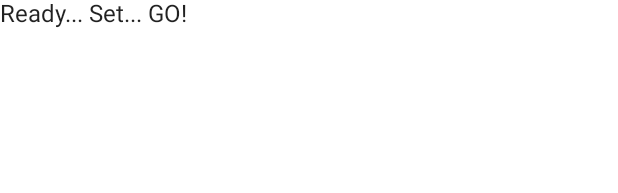
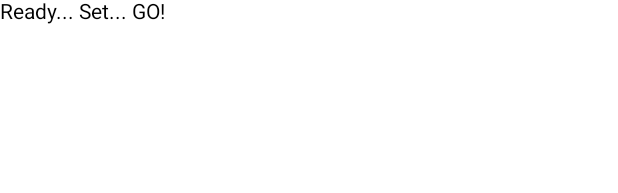
Before and after one commit to PatilShreyas/PetyKT, an Android app built with Jetpack Compose: the @Preview function LightPreview, on a phone screen of 412 x 824 dp. Shown: the top 193 px of the screen. Run offline under Robolectric (Android 15) with nearby library versions, the phone set to English and light mode, and no system bars; libraries missing offline, so code that uses them is left out: com.example.androiddevchallenge; missing, so only their content is drawn: MyTheme.

Commit message:
Setup theme and UI configs

```diff
--- a/app/src/main/java/com/example/androiddevchallenge/ui/theme/Type.kt
+++ /dev/null
@@ -1,43 +0,0 @@
-/*
- * Copyright 2021 The Android Open Source Project
- *
- * Licensed under the Apache License, Version 2.0 (the "License");
- * you may not use this file except in compliance with the License.
- * You may obtain a copy of the License at
- *
- *     https://www.apache.org/licenses/LICENSE-2.0
- *
- * Unless required by applicable law or agreed to in writing, software
- * distributed under the License is distributed on an "AS IS" BASIS,
- * WITHOUT WARRANTIES OR CONDITIONS OF ANY KIND, either express or implied.
- * See the License for the specific language governing permissions and
- * limitations under the License.
- */
-package com.example.androiddevchallenge.ui.theme
-
-import androidx.compose.material.Typography
-import androidx.compose.ui.text.TextStyle
-import androidx.compose.ui.text.font.FontFamily
-import androidx.compose.ui.text.font.FontWeight
-import androidx.compose.ui.unit.sp
-
-// Set of Material typography styles to start with
-val typography = Typography(
-    body1 = TextStyle(
-        fontFamily = FontFamily.Default,
-        fontWeight = FontWeight.Normal,
-        fontSize = 16.sp
-    )
-        /* Other default text styles to override
-    button = TextStyle(
-        fontFamily = FontFamily.Default,
-        fontWeight = FontWeight.W500,
-        fontSize = 14.sp
-    ),
-    caption = TextStyle(
-        fontFamily = FontFamily.Default,
-        fontWeight = FontWeight.Normal,
-        fontSize = 12.sp
-    )
-    */
-)
--- a/app/src/main/java/com/example/androiddevchallenge/ui/theme/Color.kt
+++ b/app/src/main/java/dev/shreyaspatil/petykt/ui/theme/Shape.kt
@@ -13,11 +13,14 @@
  * See the License for the specific language governing permissions and
  * limitations under the License.
  */
-package com.example.androiddevchallenge.ui.theme
+package dev.shreyaspatil.petykt.ui.theme
 
-import androidx.compose.ui.graphics.Color
+import androidx.compose.foundation.shape.RoundedCornerShape
+import androidx.compose.material.Shapes
+import androidx.compose.ui.unit.dp
 
-val purple200 = Color(0xFFBB86FC)
-val purple500 = Color(0xFF6200EE)
-val purple700 = Color(0xFF3700B3)
-val teal200 = Color(0xFF03DAC5)
+val Shapes = Shapes(
+    small = RoundedCornerShape(4.dp),
+    medium = RoundedCornerShape(4.dp),
+    large = RoundedCornerShape(0.dp)
+)
--- a/app/src/main/java/com/example/androiddevchallenge/ui/theme/Theme.kt
+++ b/app/src/main/java/dev/shreyaspatil/petykt/ui/theme/Theme.kt
@@ -13,47 +13,28 @@
  * See the License for the specific language governing permissions and
  * limitations under the License.
  */
-package com.example.androiddevchallenge.ui.theme
+package dev.shreyaspatil.petykt.ui.theme
 
-import androidx.compose.foundation.isSystemInDarkTheme
 import androidx.compose.material.MaterialTheme
-import androidx.compose.material.darkColors
 import androidx.compose.material.lightColors
 import androidx.compose.runtime.Composable
+import androidx.compose.ui.graphics.Color
 
-private val DarkColorPalette = darkColors(
-    primary = purple200,
-    primaryVariant = purple700,
-    secondary = teal200
-)
-
-private val LightColorPalette = lightColors(
-    primary = purple500,
-    primaryVariant = purple700,
-    secondary = teal200
-
-        /* Other default colors to override
-    background = Color.White,
-    surface = Color.White,
+private val PetyColorPalette = lightColors(
+    primary = Bunker,
+    primaryVariant = Bunker,
+    secondary = IrisBlue,
+    background = Whisper,
     onPrimary = Color.White,
-    onSecondary = Color.Black,
     onBackground = Color.Black,
-    onSurface = Color.Black,
-    */
 )
 
 @Composable
-fun MyTheme(darkTheme: Boolean = isSystemInDarkTheme(), content: @Composable() () -> Unit) {
-    val colors = if (darkTheme) {
-        DarkColorPalette
-    } else {
-        LightColorPalette
-    }
-
+fun PetyTheme(content: @Composable() () -> Unit) {
     MaterialTheme(
-        colors = colors,
-        typography = typography,
-        shapes = shapes,
+        colors = PetyColorPalette,
+        typography = Typography,
+        shapes = Shapes,
         content = content
     )
 }
--- a/app/src/main/java/com/example/androiddevchallenge/ui/theme/Shape.kt
+++ b/app/src/main/java/dev/shreyaspatil/petykt/ui/theme/Type.kt
@@ -13,14 +13,18 @@
  * See the License for the specific language governing permissions and
  * limitations under the License.
  */
-package com.example.androiddevchallenge.ui.theme
+package dev.shreyaspatil.petykt.ui.theme
 
-import androidx.compose.foundation.shape.RoundedCornerShape
-import androidx.compose.material.Shapes
-import androidx.compose.ui.unit.dp
+import androidx.compose.material.Typography
+import androidx.compose.ui.text.TextStyle
+import androidx.compose.ui.text.font.FontFamily
+import androidx.compose.ui.text.font.FontWeight
+import androidx.compose.ui.unit.sp
 
-val shapes = Shapes(
-    small = RoundedCornerShape(4.dp),
-    medium = RoundedCornerShape(4.dp),
-    large = RoundedCornerShape(0.dp)
+val Typography = Typography(
+    body1 = TextStyle(
+        fontFamily = FontFamily.Default,
+        fontWeight = FontWeight.Normal,
+        fontSize = 16.sp
+    )
 )
```
Also changed, not shown: app/src/main/java/dev/shreyaspatil/petykt/ui/theme/Color.kt (added, +23 -0 lines).
